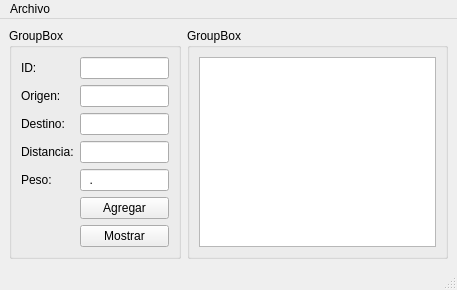
vale314/Seminario-Algoritmia, file Example-Profe-Open/mainwindow.ui: the form before one commit.
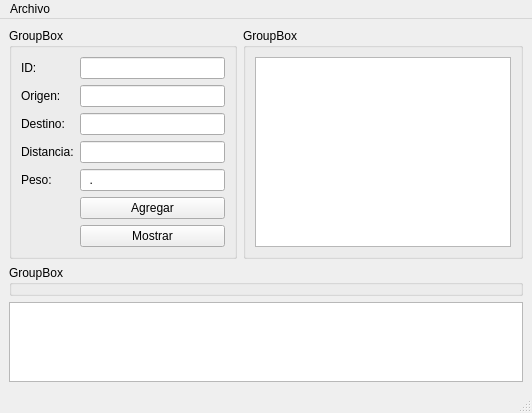
The form after the commit.

```diff
--- a/Example-Profe-Open/mainwindow.ui
+++ b/Example-Profe-Open/mainwindow.ui
@@ -6,8 +6,8 @@
    <rect>
     <x>0</x>
     <y>0</y>
-    <width>457</width>
-    <height>274</height>
+    <width>532</width>
+    <height>413</height>
    </rect>
   </property>
   <property name="windowTitle">
@@ -108,6 +108,16 @@
       </layout>
      </widget>
     </item>
+    <item row="1" column="0" colspan="2">
+     <widget class="QGroupBox" name="groupBox_3">
+      <property name="title">
+       <string>GroupBox</string>
+      </property>
+     </widget>
+    </item>
+    <item row="2" column="0" colspan="2">
+     <widget class="QGraphicsView" name="graphicsView"/>
+    </item>
    </layout>
   </widget>
   <widget class="QMenuBar" name="menubar">
@@ -115,7 +125,7 @@
     <rect>
      <x>0</x>
      <y>0</y>
-     <width>457</width>
+     <width>532</width>
      <height>21</height>
     </rect>
    </property>
```
